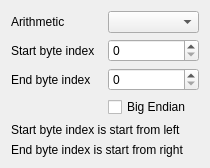
x-tools-author/x-tools, file src/x/flow/nodeeditor/nodes/dataprocess/crccalculatorui.ui: the form before one commit.
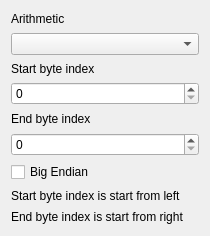
The form after the commit.

Patch:
```diff
--- a/src/x/flow/nodeeditor/nodes/dataprocess/crccalculatorui.ui
+++ b/src/x/flow/nodeeditor/nodes/dataprocess/crccalculatorui.ui
@@ -7,64 +7,64 @@
     <x>0</x>
     <y>0</y>
     <width>210</width>
-    <height>166</height>
+    <height>236</height>
    </rect>
   </property>
   <property name="windowTitle">
    <string notr="true">Form</string>
   </property>
   <layout class="QGridLayout" name="gridLayout">
-   <item row="8" column="0" colspan="2">
-    <widget class="QLabel" name="label_4">
+   <item row="0" column="0">
+    <widget class="QLabel" name="label_3">
      <property name="text">
-      <string>Start byte index is start from left</string>
-     </property>
-    </widget>
-   </item>
-   <item row="1" column="1">
-    <widget class="QSpinBox" name="spinBoxStartIndex"/>
-   </item>
-   <item row="3" column="1">
-    <widget class="QSpinBox" name="spinBoxEndIndex"/>
-   </item>
-   <item row="3" column="0">
-    <widget class="QLabel" name="label_2">
-     <property name="text">
-      <string>End byte index</string>
+      <string>Arithmetic</string>
      </property>
     </widget>
    </item>
    <item row="1" column="0">
+    <widget class="QComboBox" name="comboBoxArithmetic"/>
+   </item>
+   <item row="2" column="0">
     <widget class="QLabel" name="label">
      <property name="text">
       <string>Start byte index</string>
      </property>
     </widget>
    </item>
-   <item row="6" column="1">
+   <item row="3" column="0">
+    <widget class="QSpinBox" name="spinBoxStartIndex"/>
+   </item>
+   <item row="4" column="0">
+    <widget class="QLabel" name="label_2">
+     <property name="text">
+      <string>End byte index</string>
+     </property>
+    </widget>
+   </item>
+   <item row="5" column="0">
+    <widget class="QSpinBox" name="spinBoxEndIndex"/>
+   </item>
+   <item row="6" column="0">
     <widget class="QCheckBox" name="checkBoxBigEndian">
      <property name="text">
       <string>Big Endian</string>
      </property>
     </widget>
    </item>
-   <item row="9" column="0" colspan="2">
+   <item row="7" column="0">
+    <widget class="QLabel" name="label_4">
+     <property name="text">
+      <string>Start byte index is start from left</string>
+     </property>
+    </widget>
+   </item>
+   <item row="8" column="0">
     <widget class="QLabel" name="label_5">
      <property name="text">
       <string>End byte index is start from right</string>
      </property>
     </widget>
    </item>
-   <item row="0" column="0">
-    <widget class="QLabel" name="label_3">
-     <property name="text">
-      <string>Arithmetic</string>
-     </property>
-    </widget>
-   </item>
-   <item row="0" column="1">
-    <widget class="QComboBox" name="comboBoxArithmetic"/>
-   </item>
   </layout>
  </widget>
  <resources/>
```
